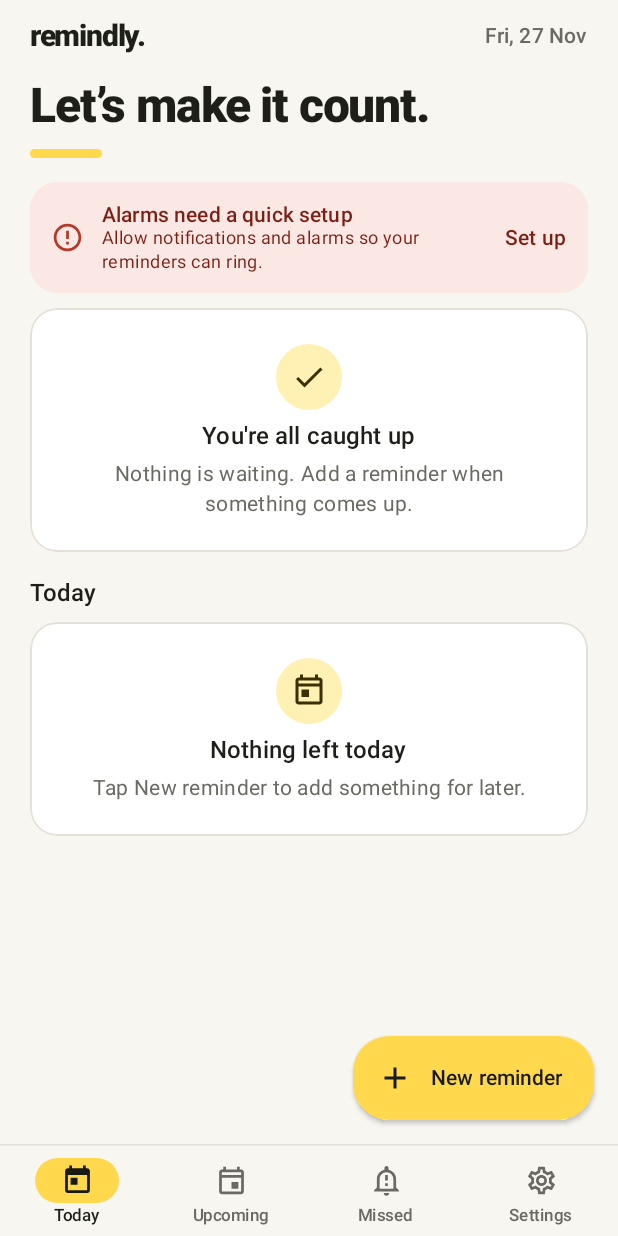
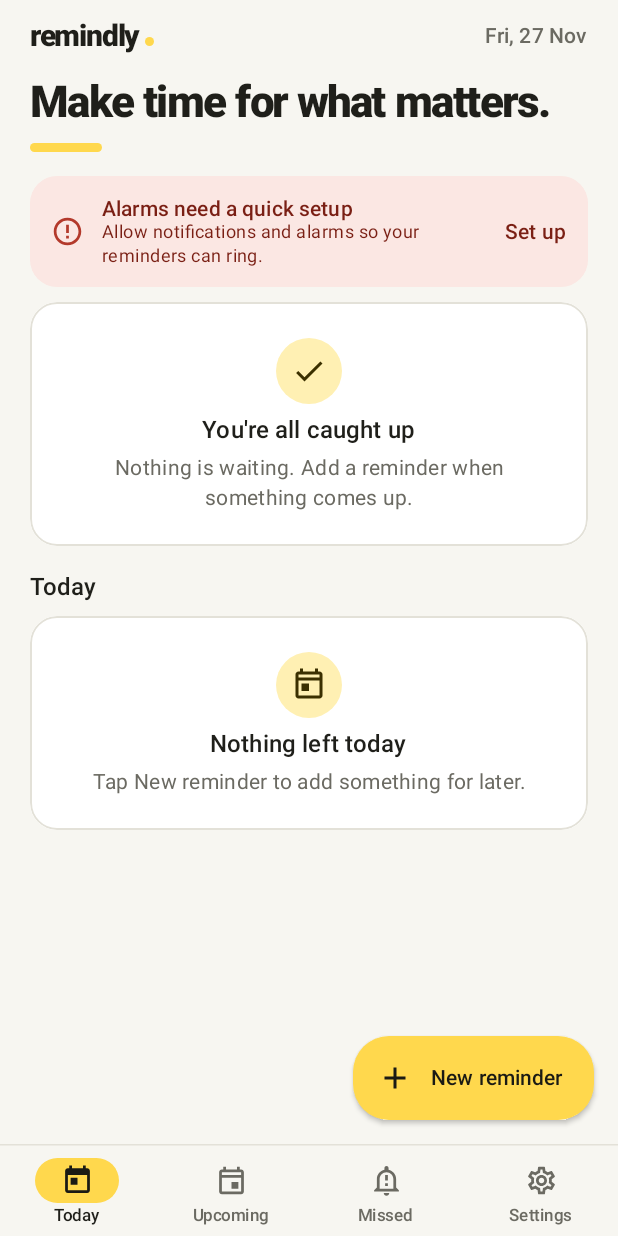
Before and after one commit to midhun122/Remindly, an Android app built with Jetpack Compose: the screen it shows after launch (MainActivity), on a phone screen of 412 x 824 dp. Run offline under Robolectric (Android 15) with nearby library versions, the phone set to English and light mode, and no system bars.

Commit message:
Changes to fonts and spacing

```diff
--- a/app/src/main/java/com/midhun/remindly/ui/screens/TodayScreen.kt
+++ b/app/src/main/java/com/midhun/remindly/ui/screens/TodayScreen.kt
@@ -32,7 +32,9 @@ import com.midhun.remindly.ui.components.SectionHeader
 import com.midhun.remindly.ui.components.SetupBanner
 import com.midhun.remindly.ui.components.UpNextCard
 import com.midhun.remindly.util.formatDateShort
-
+import androidx.compose.foundation.layout.size
+import androidx.compose.ui.semantics.clearAndSetSemantics
+import androidx.compose.ui.semantics.contentDescription
 @Composable
 fun TodayScreen(
     now: Long,
@@ -58,14 +60,27 @@ fun TodayScreen(
                 horizontalArrangement = Arrangement.SpaceBetween,
                 verticalAlignment = Alignment.CenterVertically
             ) {
-                Text(
-                    text = "remindly.",
-                    style = MaterialTheme.typography.titleLarge.copy(
-                        fontWeight = FontWeight.Black,
-                        letterSpacing = (-0.8).sp
-                    ),
-                    color = colors.onBackground
-                )
+                Row(
+                    modifier = Modifier.clearAndSetSemantics { contentDescription = "Remindly" }
+                ) {
+                    Text(
+                        text = "remindly",
+                        style = MaterialTheme.typography.titleLarge.copy(
+                            fontWeight = FontWeight.ExtraBold,
+                            letterSpacing = (-0.8).sp
+                        ),
+                        color = colors.onBackground,
+                        modifier = Modifier.alignByBaseline()
+                    )
+                    Spacer(Modifier.width(2.dp))
+                    Spacer(
+                        Modifier
+                            .alignBy { it.measuredHeight }
+                            .size(6.dp)
+                            .clip(CircleShape)
+                            .background(colors.primary)
+                    )
+                }
                 Text(
                     text = formatDateShort(now),
                     style = MaterialTheme.typography.labelLarge,
@@ -77,8 +92,11 @@ fun TodayScreen(
         item {
             Column(modifier = Modifier.padding(top = 6.dp, bottom = 6.dp)) {
                 Text(
-                    text = "Let’s make it count.",
-                    style = MaterialTheme.typography.displaySmall,
+                    text = "Make time for what matters.",
+                    style = MaterialTheme.typography.displaySmall.copy(
+                        fontSize = 29.sp,
+                        lineHeight = 35.sp
+                    ),
                     color = colors.onBackground
                 )
                 Spacer(Modifier.height(10.dp))
```
